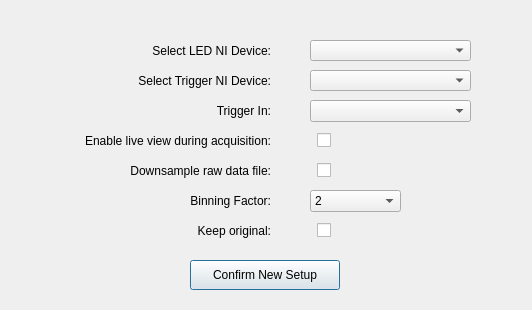
Before: the Qt Designer form src/app/src/advancedsetupdialog.ui in CuriBio/nautilus_acquisition, drawn with Qt 5.
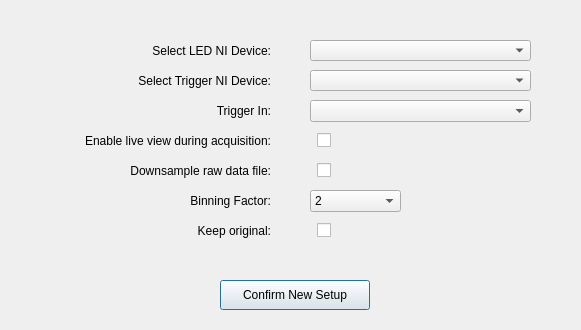
After: the same form once the commit is applied.

Commit message: clean up advanced settings modal

The edit to the form file:
```diff
--- a/src/app/src/advancedsetupdialog.ui
+++ b/src/app/src/advancedsetupdialog.ui
@@ -6,8 +6,8 @@
    <rect>
     <x>0</x>
     <y>0</y>
-    <width>532</width>
-    <height>310</height>
+    <width>581</width>
+    <height>330</height>
    </rect>
   </property>
   <property name="windowTitle">
@@ -18,7 +18,7 @@
     <rect>
      <x>310</x>
      <y>40</y>
-     <width>161</width>
+     <width>221</width>
      <height>21</height>
     </rect>
    </property>
@@ -42,8 +42,8 @@
   <widget class="QPushButton" name="updateSetupBtn">
    <property name="geometry">
     <rect>
-     <x>190</x>
-     <y>260</y>
+     <x>220</x>
+     <y>280</y>
      <width>150</width>
      <height>30</height>
     </rect>
@@ -73,7 +73,7 @@
     <rect>
      <x>310</x>
      <y>100</y>
-     <width>161</width>
+     <width>221</width>
      <height>22</height>
     </rect>
    </property>
@@ -250,7 +250,7 @@
     <rect>
      <x>310</x>
      <y>70</y>
-     <width>161</width>
+     <width>221</width>
      <height>21</height>
     </rect>
    </property>
```
Left out of the diff: 4 changed lines with no effect on the pictures. The commit also changes 1 other file.
